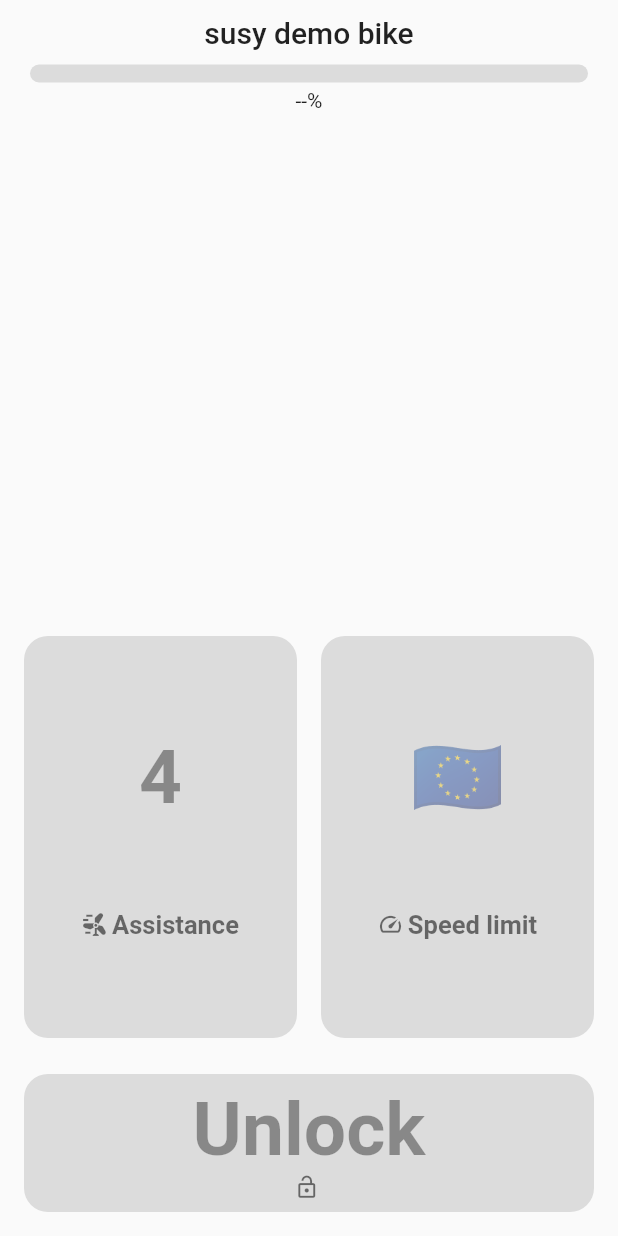
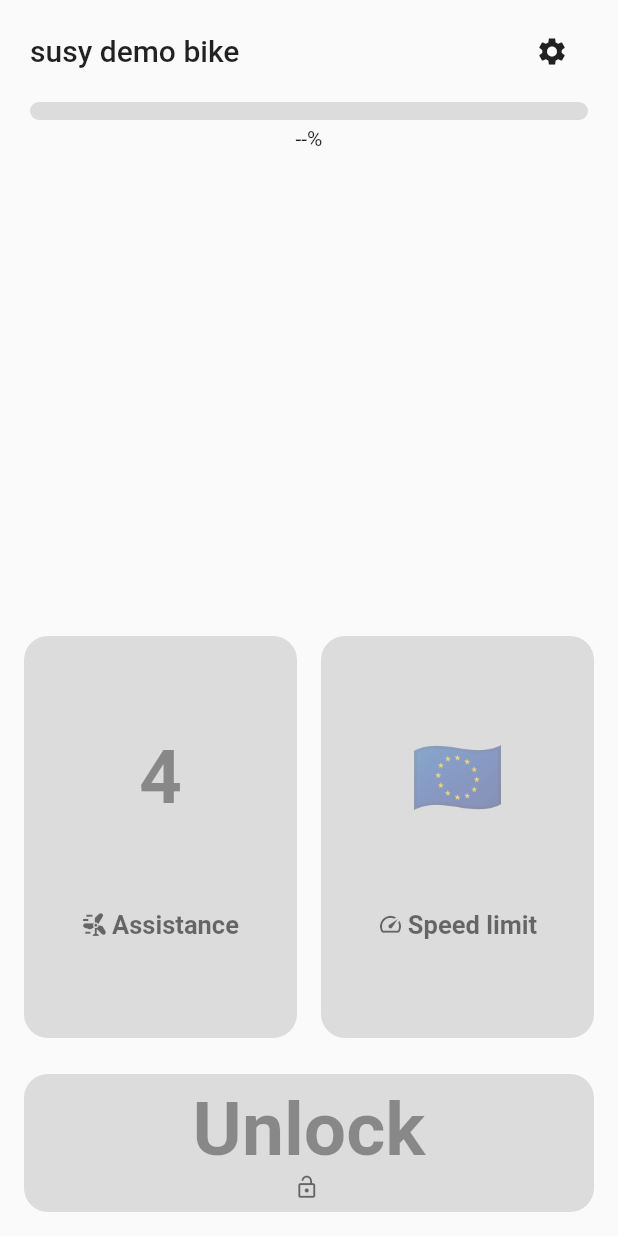
Before and after one commit to mjarkk/vanmoof-web-controller, a Flutter app: the Home screen opened by its route, on a phone screen of 412 x 824 dp. Run offline on Flutter 3.47's test engine with Material 2 defaults, Android fonts, the phone set to English and light mode, and no system bars; drawn by our look-alikes of modal_bottom_sheet; our stand-ins replace dio, email_validator, flutter_blue_plus, flutter_secure_storage, hex, hive and 1 more; missing offline and left inert: animated_fractionally_sized_box, pointycastle; accounts and stored records are empty.

Commit message:
Started working on settings page

```diff
--- a/app/lib/bike/models.dart
+++ b/app/lib/bike/models.dart
@@ -34,4 +34,11 @@ class BikeBatteryState extends ChangeNotifier {
     _batteryPercentage = value;
     notifyListeners();
   }
+
+  bool _charging = false;
+  bool get charging => _charging;
+  set charging(bool value) {
+    _charging = value;
+    notifyListeners();
+  }
 }
--- a/app/lib/main.dart
+++ b/app/lib/main.dart
@@ -1,7 +1,8 @@
 import 'package:flutter/material.dart';
+import 'local_storage.dart';
 import 'routes/login.dart';
-import 'local_storage.dart';
 import 'routes/home.dart';
+import 'routes/settings.dart';
 
 void main() async {
   await setupLocalStorage();
@@ -30,6 +31,7 @@ class App extends StatelessWidget {
     final Map<String, WidgetBuilder> routes = {
       '/login': (context) => const Login(),
       '/home': (context) => const Home(),
+      '/settings': (context) => const Settings(),
     };
 
     String initialRoute = '/login';
--- a/app/lib/routes/home.dart
+++ b/app/lib/routes/home.dart
@@ -1,5 +1,7 @@
 import 'package:flutter/material.dart';
+import 'package:flutter/services.dart';
 import 'package:flutter_blue_plus/flutter_blue_plus.dart';
+import 'package:modal_bottom_sheet/modal_bottom_sheet.dart';
 import 'package:provider/provider.dart';
 import '../bike/bike.dart';
 import '../bike/models.dart';
@@ -105,7 +107,9 @@ class _HomeState extends State<Home> {
   Widget build(BuildContext context) {
     final Bike selectedBike = bikes[selectedBikeIdx];
 
-    return Scaffold(
+    return CupertinoScaffold(
+      overlayStyle: SystemUiOverlayStyle.dark,
+      body: Scaffold(
         body: SafeArea(
           child: ChangeNotifierProvider.value(
             value: selectedBike.powerState,
@@ -127,6 +131,7 @@ class _HomeState extends State<Home> {
             ),
           ),
         ),
+      ),
     );
   }
 }
--- a/app/lib/widgets/home_bikes_view/bike_view.dart
+++ b/app/lib/widgets/home_bikes_view/bike_view.dart
@@ -1,7 +1,10 @@
 import 'package:flutter/material.dart';
+import 'package:flutter/foundation.dart';
+import 'package:modal_bottom_sheet/modal_bottom_sheet.dart';
 import 'package:provider/provider.dart';
 import '../../bike/bike.dart';
 import '../../bike/models.dart';
+import '../../routes/settings.dart';
 import 'battery.dart';
 
 class BikeView extends StatelessWidget {
@@ -9,31 +12,62 @@ class BikeView extends StatelessWidget {
 
   final Bike bike;
 
+  openSetting(BuildContext context) {
+    if (defaultTargetPlatform == TargetPlatform.iOS) {
+      // Show a fancy full screen modal on IOS
+      CupertinoScaffold.showCupertinoModalBottomSheet(
+        context: context,
+        expand: true,
+        builder: (context) => const Settings(ios: true),
+      );
+    } else {
+      Navigator.push(
+        context,
+        MaterialPageRoute(builder: (context) => const Settings()),
+      );
+    }
+  }
+
   @override
   Widget build(BuildContext context) {
     final batteryState = context.watch<BikeBatteryState>();
 
     return Padding(
       padding: const EdgeInsets.all(10),
+      child: Padding(
+        padding: const EdgeInsets.symmetric(horizontal: 10),
         child: Column(
           crossAxisAlignment: CrossAxisAlignment.stretch,
+          children: [
+            Row(
+              mainAxisAlignment: MainAxisAlignment.spaceBetween,
               children: [
                 Text(
                   bike.name,
                   style: Theme.of(context).textTheme.headline6,
                   textAlign: TextAlign.center,
                 ),
+                IconButton(
+                  onPressed: () => openSetting(context),
+                  icon: const Icon(
+                    Icons.settings,
+                    size: 22,
+                  ),
+                ),
+              ],
+            ),
             Padding(
-            padding: const EdgeInsets.all(10),
+              padding: const EdgeInsets.symmetric(vertical: 10),
               child: bike.disconnected
                   ? const BatteryIndicator.noConnection()
                   : BatteryIndicator(
                       percentage: batteryState.batteryPercentage,
-                    charging: false,
+                      charging: batteryState.charging,
                     ),
             ),
           ],
         ),
+      ),
     );
   }
 }
--- a/app/pubspec.yaml
+++ b/app/pubspec.yaml
@@ -43,6 +43,7 @@ dependencies:
   hex: ^0.2.0
   animated_fractionally_sized_box: ^2.0.1
   provider: ^6.0.3
+  modal_bottom_sheet: ^2.1.0
 
 dev_dependencies:
   flutter_test:
```
Also changed, not shown: app/lib/routes/settings.dart (added, +54 -0 lines), app/pubspec.lock. Lines whose indentation alone changed are shown as unchanged.
